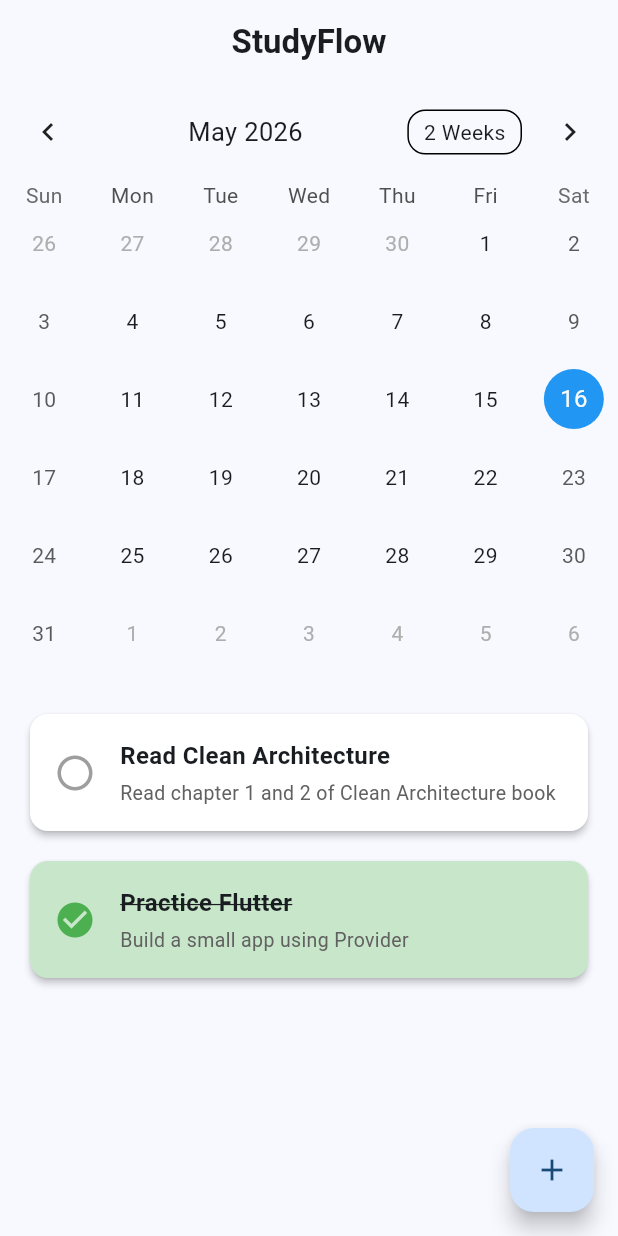
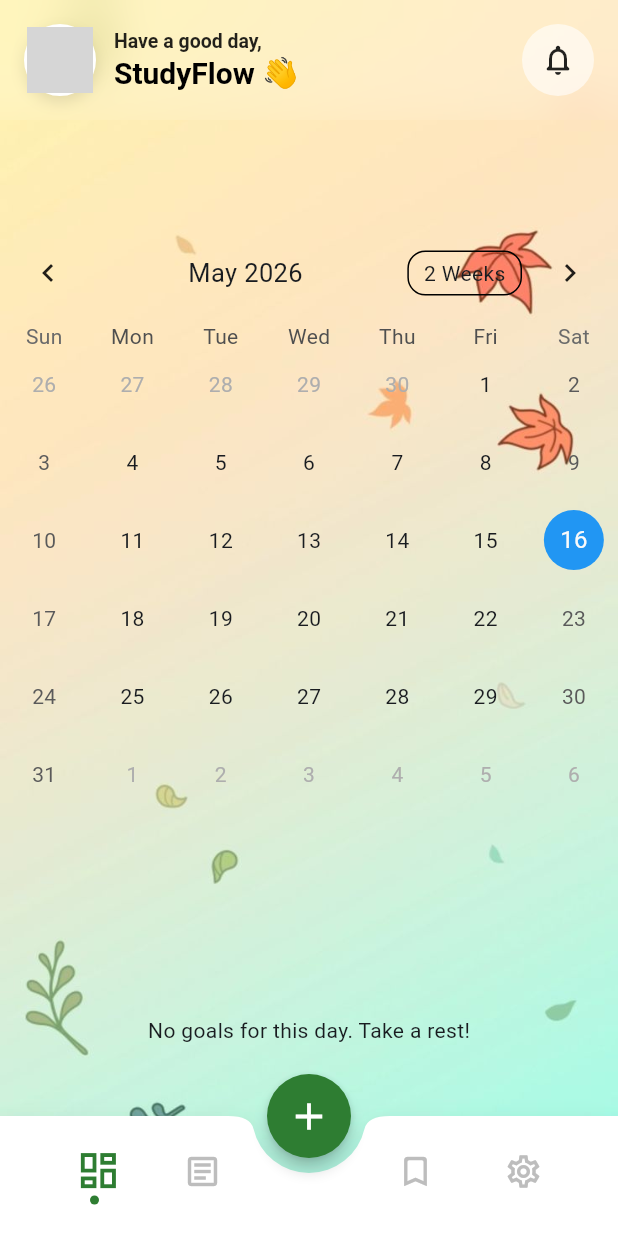
Before and after one commit to Binsadboiiz/StudyFlow, a Flutter app: the screen it shows after launch, on a phone screen of 412 x 824 dp. Run offline on Flutter 3.47's test engine with Material 3 defaults, Android fonts, the light colour scheme and no system bars; drawn by our look-alikes of table_calendar; our stand-ins replace isar; accounts and stored records are empty; generated files the repository leaves out were written again; network calls fail; grey boxes are pictures that could not be loaded.

Commit message:
feat: add MainScreen with bottom navigation and task modal
- Implemented MainScreen as the main entry point for the app.
- Added bottom navigation with icons for Home, Tasks, Bookmarks, and Settings.
- Integrated FloatingActionButton to open a modal for adding new tasks.
- Created a modal UI for task input with validation and feedback.
- Introduced TaskModel for task data management with Isar database integration.

```diff
--- a/lib/features/home/presentation/screens/home_screen.dart
+++ b/lib/features/home/presentation/screens/home_screen.dart
@@ -1,3 +1,4 @@
+import 'dart:ui';
 import 'package:flutter/material.dart';
 import '../widgets/home_calendar.dart';
 import '../widgets/daily_goal_list.dart';
@@ -12,15 +13,93 @@ class HomeScreen extends StatelessWidget {
   @override
   Widget build(BuildContext context) {
     return Scaffold(
-      // AppBar hiển thị thanh tiêu đề ở trên cùng
+      extendBodyBehindAppBar: true, // Để background tràn lên trên dưới AppBar
+      // AppBar hiện đại với hiệu ứng kính mờ (Glassmorphism)
       appBar: AppBar(
-        title: const Text('StudyFlow', style: TextStyle(fontWeight: FontWeight.bold)),
-        centerTitle: true,
+        backgroundColor: Colors.white.withOpacity(0.2),
+        elevation: 0,
+        toolbarHeight: 80,
+        flexibleSpace: ClipRRect(
+          child: BackdropFilter(
+            filter: ImageFilter.blur(sigmaX: 15, sigmaY: 15),
+            child: Container(color: Colors.transparent),
+          ),
+        ),
+        title: Row(
+          children: [
+            Container(
+              decoration: BoxDecoration(
+                shape: BoxShape.circle,
+                border: Border.all(color: Colors.white, width: 2),
+                boxShadow: [
+                  BoxShadow(
+                    color: Colors.black.withOpacity(0.1),
+                    blurRadius: 8,
+                    offset: const Offset(0, 4),
+                  )
+                ],
+              ),
+              child: const CircleAvatar(
+                radius: 22,
+                backgroundColor: Colors.blueAccent,
+                backgroundImage: NetworkImage('https://i.pravatar.cc/150?img=11'),
+              ),
+            ),
+            const SizedBox(width: 12),
+            const Column(
+              crossAxisAlignment: CrossAxisAlignment.start,
+              mainAxisAlignment: MainAxisAlignment.center,
+              children: [
+                Text(
+                  'Have a good day,',
+                  style: TextStyle(
+                    fontSize: 13,
+                    color: Colors.black87,
+                    fontWeight: FontWeight.w600,
+                  ),
+                ),
+                Text(
+                  'StudyFlow 👋',
+                  style: TextStyle(
+                    fontSize: 20,
+                    color: Colors.black,
+                    fontWeight: FontWeight.bold,
+                  ),
+                ),
+              ],
+            ),
+          ],
+        ),
+        actions: [
+          Padding(
+            padding: const EdgeInsets.only(right: 16.0),
+            child: Container(
+              decoration: BoxDecoration(
+                color: Colors.white.withOpacity(0.6),
+                shape: BoxShape.circle,
+              ),
+              child: IconButton(
+                icon: const Icon(Icons.notifications_none_rounded, color: Colors.black87),
+                onPressed: () {},
+              ),
+            ),
+          )
+        ],
       ),
 
       // Nội dung chính của màn hình: Được xếp dọc bằng Column
-      body: const Column(
+      body: Container(
+        decoration: const BoxDecoration(
+          image: DecorationImage(
+            image: AssetImage('assets/backgrounds/background_app.jpg'),
+            fit: BoxFit.cover,
+          ),
+        ),
+        child: const SafeArea(
+          bottom: false, // Không cần thiết lập SafeArea cho bottom vì có extendBody rồi
+          child: Column(
             children: [
+              SizedBox(height: 70), // Khoảng trống đẩy Lịch xuống dưới AppBar
               // 1. Phần Widget hiển thị lịch (chiếm khoảng trống vừa đủ ở trên)
               HomeCalendar(),
               SizedBox(height: 8), // Khoảng cách nhỏ giữa lịch và danh sách
@@ -30,17 +109,7 @@ class HomeScreen extends StatelessWidget {
               Expanded(child: DailyGoalList()),
             ],
           ),
-
-      // Nút hình tròn nổi ở góc dưới bên phải (Dùng để thêm Task mới)
-      floatingActionButton: FloatingActionButton(
-        onPressed: () {
-          // Mở màn hình quản lý Task
-          Navigator.push(
-            context,
-            MaterialPageRoute(builder: (context) => const TaskScreen()),
-          );
-        },
-        child: const Icon(Icons.add), // Icon dấu cộng
+        ),
       ),
     );
   }
--- /dev/null
+++ b/lib/features/home/presentation/screens/main_screen.dart
@@ -0,0 +1,229 @@
+import 'package:flutter/material.dart';
+import 'package:provider/provider.dart';
+import 'package:studyflow/features/home/presentation/screens/home_screen.dart';
+import 'package:studyflow/features/task/presentation/screens/task_screen.dart';
+import 'package:studyflow/features/task/domain/entities/task.dart';
+import 'package:studyflow/features/task/presentation/viewmodels/task_viewmodel.dart';
+
+class MainScreen extends StatefulWidget {
+  const MainScreen({super.key});
+
+  @override
+  State<MainScreen> createState() => _MainScreenState();
+}
+
+class _MainScreenState extends State<MainScreen> with SingleTickerProviderStateMixin {
+  int _currentIndex = 0;
+
+  final List<Widget> _screens = [
+    const HomeScreen(),
+    const TaskScreen(),
+    const Center(child: Text('Bookmarks', style: TextStyle(fontSize: 24, fontWeight: FontWeight.bold))),
+    const Center(child: Text('Settings', style: TextStyle(fontSize: 24, fontWeight: FontWeight.bold))),
+  ];
+
+  @override
+  Widget build(BuildContext context) {
+    return Scaffold(
+      extendBody: true, // Cho phép nội dung tràn xuống dưới BottomAppBar
+      body: IndexedStack(
+        index: _currentIndex,
+        children: _screens,
+      ),
+      floatingActionButton: FloatingActionButton(
+        onPressed: () => _showAddTaskModal(context),
+        backgroundColor: const Color(0xFF2E7D32),
+        shape: const CircleBorder(),
+        elevation: 4,
+        child: const Icon(Icons.add, color: Colors.white, size: 30),
+      ),
+      floatingActionButtonLocation: FloatingActionButtonLocation.centerDocked,
+      bottomNavigationBar: BottomAppBar(
+        shape: const CircularNotchedRectangle(),
+        notchMargin: 10.0, // Khoảng cách lõm xuống
+        color: Colors.white,
+        elevation: 10,
+        shadowColor: Colors.black45,
+        child: SizedBox(
+          height: 65,
+          child: Row(
+            mainAxisAlignment: MainAxisAlignment.spaceBetween,
+            children: [
+              // Nhóm icon bên trái
+              Expanded(
+                child: Row(
+                  mainAxisAlignment: MainAxisAlignment.spaceEvenly,
+                  children: [
+                    _buildNavItem(icon: Icons.dashboard_outlined, index: 0),
+                    _buildNavItem(icon: Icons.article_outlined, index: 1),
+                  ],
+                ),
+              ),
+              // Khoảng trống ở giữa cho FloatingActionButton
+              const SizedBox(width: 48),
+              // Nhóm icon bên phải
+              Expanded(
+                child: Row(
+                  mainAxisAlignment: MainAxisAlignment.spaceEvenly,
+                  children: [
+                    _buildNavItem(icon: Icons.bookmark_border_rounded, index: 2),
+                    _buildNavItem(icon: Icons.settings_outlined, index: 3),
+                  ],
+                ),
+              ),
+            ],
+          ),
+        ),
+      ),
+    );
+  }
+
+  // Hàm tạo từng nút trong BottomAppBar kèm animation
+  Widget _buildNavItem({required IconData icon, required int index}) {
+    final isSelected = _currentIndex == index;
+    return GestureDetector(
+      behavior: HitTestBehavior.opaque,
+      onTap: () {
+        setState(() {
+          _currentIndex = index;
+        });
+      },
+      child: SizedBox(
+        height: double.infinity,
+        width: 50,
+        child: Column(
+          mainAxisAlignment: MainAxisAlignment.center,
+          children: [
+            // Icon với hiệu ứng phóng to khi được chọn
+            AnimatedContainer(
+              duration: const Duration(milliseconds: 300),
+              curve: Curves.easeOutBack,
+              transform: Matrix4.identity()..scale(isSelected ? 1.2 : 1.0),
+              child: Icon(
+                icon,
+                color: isSelected ? const Color(0xFF2E7D32) : Colors.grey.shade400,
+                size: 26,
+              ),
+            ),
+            const SizedBox(height: 6),
+            // Chấm tròn nhỏ hiển thị bên dưới khi được chọn (Animation xuất hiện)
+            AnimatedOpacity(
+              duration: const Duration(milliseconds: 300),
+              opacity: isSelected ? 1.0 : 0.0,
+              child: AnimatedContainer(
+                duration: const Duration(milliseconds: 300),
+                width: isSelected ? 6 : 0,
+                height: isSelected ? 6 : 0,
+                decoration: const BoxDecoration(
+                  color: Color(0xFF2E7D32),
+                  shape: BoxShape.circle,
+                ),
+              ),
+            ),
+          ],
+        ),
+      ),
+    );
+  }
+
+  // Hàm hiển thị Modal thêm Task mới
+  void _showAddTaskModal(BuildContext context) {
+    final titleController = TextEditingController();
+
+    showModalBottomSheet(
+      context: context,
+      isScrollControlled: true, // Để modal đẩy lên khi bàn phím xuất hiện
+      backgroundColor: Colors.transparent, // Làm nền trong suốt để bo góc đẹp hơn
+      builder: (context) {
+        return SingleChildScrollView(
+          child: Container(
+            decoration: const BoxDecoration(
+              color: Colors.white,
+              borderRadius: BorderRadius.vertical(top: Radius.circular(24)),
+            ),
+            padding: EdgeInsets.only(
+              bottom: MediaQuery.of(context).viewInsets.bottom, // Tránh bàn phím che
+              left: 20,
+              right: 20,
+              top: 24,
+            ),
+          child: Column(
+            mainAxisSize: MainAxisSize.min,
+            children: [
+              // Thanh kéo nhỏ ở trên cùng (UI UX hiện đại)
+              Container(
+                width: 40,
+                height: 4,
+                decoration: BoxDecoration(
+                  color: Colors.grey.shade300,
+                  borderRadius: BorderRadius.circular(10),
+                ),
+              ),
+              const SizedBox(height: 20),
+              const Text(
+                'Add new task',
+                style: TextStyle(fontSize: 20, fontWeight: FontWeight.bold, color: Colors.black87),
+              ),
+              const SizedBox(height: 20),
+              TextField(
+                controller: titleController,
+                autofocus: true, // Tự động mở bàn phím
+                decoration: InputDecoration(
+                  hintText: 'What do you want to do...?',
+                  filled: true,
+                  fillColor: Colors.grey.shade100,
+                  border: OutlineInputBorder(
+                    borderRadius: BorderRadius.circular(16),
+                    borderSide: BorderSide.none,
+                  ),
+                  contentPadding: const EdgeInsets.symmetric(horizontal: 20, vertical: 16),
+                ),
+              ),
+              const SizedBox(height: 20),
+              SizedBox(
+                width: double.infinity,
+                child: ElevatedButton(
+                  style: ElevatedButton.styleFrom(
+                    backgroundColor: const Color(0xFF2E7D32),
+                    foregroundColor: Colors.white,
+                    padding: const EdgeInsets.symmetric(vertical: 16),
+                    elevation: 0,
+                    shape: RoundedRectangleBorder(
+                      borderRadius: BorderRadius.circular(16),
+                    ),
+                  ),
+                  onPressed: () async {
+                    if (titleController.text.trim().isEmpty) return;
+
+                    final vm = context.read<TaskViewmodel>();
+                    final task = Task(
+                      id: DateTime.now().millisecondsSinceEpoch,
+                      title: titleController.text.trim(),
+                      description: "",
+                      date: DateTime.now(),
+                    );
+
+                    await vm.addTask(task);
+                    if (context.mounted) {
+                      Navigator.pop(context); // Đóng modal sau khi thêm xong
+                      ScaffoldMessenger.of(context).showSnackBar(
+                        const SnackBar(
+                          content: Text('Added new task!'),
+                          behavior: SnackBarBehavior.floating,
+                          backgroundColor: Color(0xFF2E7D32),
+                        ),
+                      );
+                    }
+                  },
+                  child: const Text('Add now', style: TextStyle(fontSize: 16, fontWeight: FontWeight.bold)),
+                ),
+              ),
+              const SizedBox(height: 24),
+            ],
+          ),
+          ),
+        );
+      },
+    );
+  }
+}
--- a/lib/features/home/presentation/widgets/daily_goal_list.dart
+++ b/lib/features/home/presentation/widgets/daily_goal_list.dart
@@ -25,7 +25,12 @@ class DailyGoalList extends StatelessWidget {
 
         // 3. Trạng thái Có dữ liệu: Hiển thị danh sách task dưới dạng ListView (mỗi task là 1 hàng ngang)
         return ListView.separated(
-          padding: const EdgeInsets.all(16.0),
+          padding: const EdgeInsets.only(
+            left: 16.0,
+            right: 16.0,
+            top: 16.0,
+            bottom: 100.0, // Thêm khoảng trống dưới cùng để không bị che bởi BottomAppBar
+          ),
           itemCount: viewModel.dailyTasks.length,
           separatorBuilder: (context, index) => const SizedBox(height: 12.0), // Khoảng cách giữa các hàng
           itemBuilder: (context, index) {
--- a/lib/features/task/data/repositories/mock_task_repository_impl.dart
+++ /dev/null
@@ -1,66 +0,0 @@
-import '../../domain/entities/task.dart';
-import '../../domain/repositories/task_repository.dart';
-
-/// Class thực thi (Implementation) của TaskRepository.
-/// Thuộc phần Data Layer. Hiện tại đang sử dụng dữ liệu giả (Mock) để test giao diện.
-/// Sau này sẽ thay thế class này bằng IsarTaskRepositoryImpl để lưu dữ liệu thực tế vào máy.
-class MockTaskRepositoryImpl implements TaskRepository {
-  // Danh sách dữ liệu giả định sẵn để hiển thị ngay khi mở app
-  final List<Task> _mockTasks = [
-    Task(
-      id: 1,
-      title: 'Read Clean Architecture',
-      description: 'Read chapter 1 and 2 of Clean Architecture book',
-      date: DateTime.now(),
-    ),
-    Task(
-      id: 2,
-      title: 'Practice Flutter',
-      description: 'Build a small app using Provider',
-      date: DateTime.now(),
-      isCompleted: true, // Task này đã được đánh dấu hoàn thành sẵn
-    ),
-    Task(
-      id: 3,
-      title: 'Exercise',
-      description: '30 minutes of cardio',
-      date: DateTime.now().add(const Duration(days: 1)), // Task dành cho ngày mai
-    ),
-  ];
-
-  @override
-  Future<List<Task>> getTasksForDate(DateTime date) async {
-    // Giả lập độ trễ của mạng hoặc database (300ms) để UI có thời gian hiện vòng tròn loading
-    await Future.delayed(const Duration(milliseconds: 300));
-
-    // Lọc ra và trả về các task có ngày/tháng/năm trùng với ngày được truyền vào
-    return _mockTasks.where((task) =>
-      task.date.year == date.year &&
-      task.date.month == date.month &&
-      task.date.day == date.day
-    ).toList();
-  }
-
-  @override
-  Future<void> addTask(Task task) async {
-    // Giả lập delay và thêm task vào danh sách
-    await Future.delayed(const Duration(milliseconds: 300));
-    _mockTasks.add(task);
-  }
-
-  @override
-  Future<void> updateTask(Task task) async {
-    await Future.delayed(const Duration(milliseconds: 300));
-    // Tìm vị trí của task cần cập nhật trong danh sách
-    final index = _mockTasks.indexWhere((t) => t.id == task.id);
-    if (index != -1) {
-      _mockTasks[index] = task; // Ghi đè task cũ bằng task mới (chứa trạng thái cập nhật)
-    }
-  }
-
-  @override
-  Future<void> deleteTask(int id) async {
-    await Future.delayed(const Duration(milliseconds: 300));
-    _mockTasks.removeWhere((t) => t.id == id); // Xóa task khỏi danh sách dựa trên ID
-  }
-}
--- a/lib/features/task/presentation/screens/task_screen.dart
+++ b/lib/features/task/presentation/screens/task_screen.dart
@@ -74,6 +74,10 @@ class _TaskScreenState extends State<TaskScreen> {
           // Khu vực danh sách các Task hiển thị bên dưới
           Expanded(
             child: ListView.builder(
+              padding: const EdgeInsets.only(
+                top: 8,
+                bottom: 100, // Thêm khoảng trống dưới cùng để không bị che bởi BottomAppBar
+              ),
               itemCount: vm.tasks.length,
               itemBuilder: (context, index) {
                 final task = vm.tasks[index];
--- a/lib/main.dart
+++ b/lib/main.dart
@@ -1,10 +1,16 @@
 import 'package:flutter/material.dart';
 import 'package:provider/provider.dart';
 import 'package:intl/date_symbol_data_local.dart';
+import 'package:isar/isar.dart';
+import 'package:path_provider/path_provider.dart';
 
 import 'features/home/presentation/screens/home_screen.dart';
+import 'features/home/presentation/screens/main_screen.dart';
 import 'features/home/presentation/viewmodels/home_viewmodel.dart';
-import 'features/task/data/repositories/mock_task_repository_impl.dart';
+import 'features/task/data/datasource/task_local_datasource.dart';
+import 'features/task/data/models/task_model.dart';
+import 'features/task/data/repositories/task_repository_impl.dart';
+import 'features/task/domain/repositories/task_repository.dart';
 import 'features/task/presentation/viewmodels/task_viewmodel.dart';
 import 'features/task/domain/usecase/add__task.dart';
 import 'features/task/domain/usecase/delete_task.dart';
@@ -19,8 +25,16 @@ void main() async {
   // Yêu cầu bắt buộc để package `table_calendar` có thể format ngày tháng đúng chuẩn.
   await initializeDateFormatting();
 
+  // Khởi tạo Isar
+  final dir = await getApplicationDocumentsDirectory();
+  final isar = await Isar.open(
+    [TaskModelSchema],
+    directory: dir.path,
+  );
+
   // Khởi tạo Repository dùng chung cho các tính năng
-  final taskRepository = MockTaskRepositoryImpl();
+  final taskLocalDatasource = TaskLocalDatasource(isar);
+  final taskRepository = TaskRepositoryImpl(taskLocalDatasource);
 
   // Chạy ứng dụng
   runApp(StudyFlowApp(taskRepository: taskRepository));
@@ -28,7 +42,7 @@ void main() async {
 
 /// Lớp gốc chứa toàn bộ cấu hình chung của ứng dụng
 class StudyFlowApp extends StatelessWidget {
-  final MockTaskRepositoryImpl taskRepository;
+  final TaskRepository taskRepository;
 
   const StudyFlowApp({super.key, required this.taskRepository});
 
@@ -66,7 +80,7 @@ class StudyFlowApp extends StatelessWidget {
           useMaterial3: true,
         ),
         // Màn hình đầu tiên hiện lên khi mở app
-        home: const HomeScreen(),
+        home: const MainScreen(),
       ),
     );
   }
```
Also changed, not shown: lib/features/home/presentation/widgets/daily_goal_grid.dart (deleted, +0 -109 lines), lib/features/task/data/datasource/task_local_datasource.dart (+19 -13 lines), lib/features/task/data/models/task_model.dart (+26 -32 lines), lib/features/task/data/repositories/task_repository_impl.dart (+13 -12 lines), pubspec.yaml (+9 -3 lines), assets/backgrounds/background_app.jpg (added), assets/backgrounds/background_bluesky.jpg (added), lib/features/task/data/models/task_model.g.dart (added), pubspec.lock, 6 other files. Lines whose indentation alone changed are shown as unchanged.
